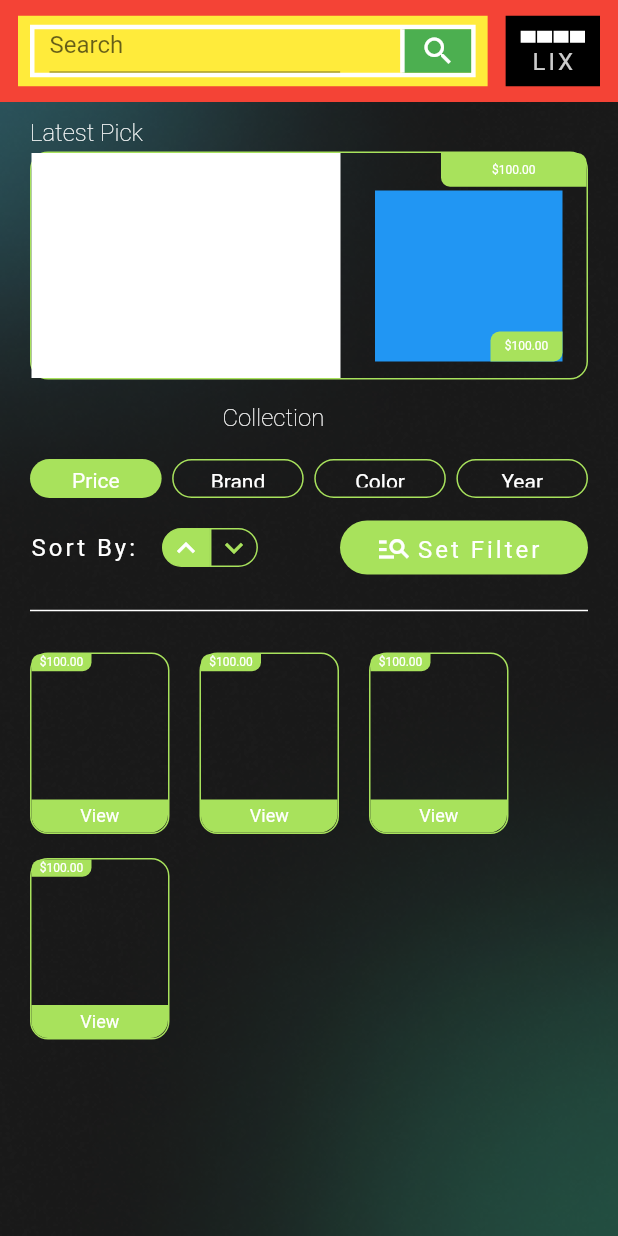
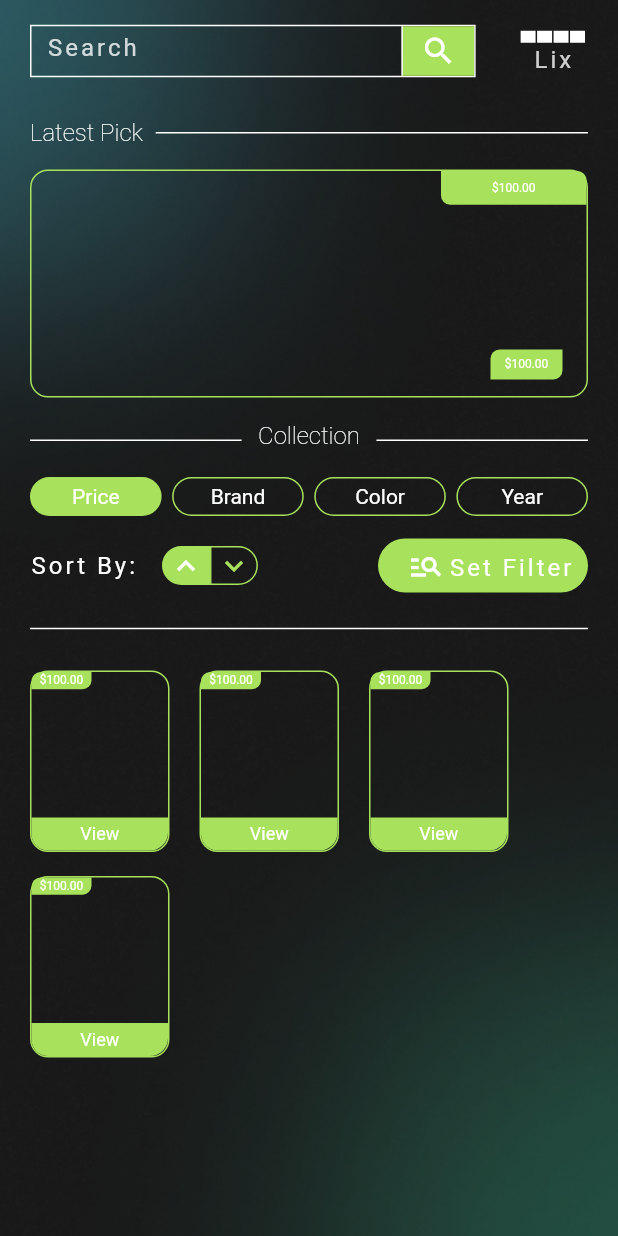
Before and after one commit to KustyBoo/EKIN, a Flutter app: the CollectionPage screen opened by its route, on a phone screen of 412 x 824 dp. Run offline on Flutter 3.47's test engine with Material 2 defaults, Android fonts, the phone set to English and light mode, and no system bars; our stand-ins replace introduction_screen; Roboto replaces fonts that are missing (Oddval, dity).

Commit message:
Memperbaiki home, collection page, dan bottom nav

```diff
--- a/lib/main.dart
+++ b/lib/main.dart
@@ -44,7 +44,7 @@ class MyApp extends StatelessWidget {
           "/HomePage":(context) => HomePage(),
           "/CollectionPage":(context) => CollectionPage(),
         },
-        initialRoute: "/SuccessPage", // inisialisasi rute
+        initialRoute: "/HomePage", // inisialisasi rute
       ),
     );
   }
--- a/lib/screens/Collection.dart
+++ b/lib/screens/Collection.dart
@@ -32,7 +32,6 @@ class _CollectionPageState extends State<CollectionPage> {
                 Container(
                   width: MediaQuery.of(context).size.width,
                   height: 68,
-                  color: Colors.red,
                   child: Row(
                     children: [
                       Expanded(
@@ -44,23 +43,32 @@ class _CollectionPageState extends State<CollectionPage> {
                             right: 12,
                           ),
                           height: 47,
-                          color: Colors.yellow,
                           child: Container(
                             margin: EdgeInsets.fromLTRB(8, 6, 8, 6),
                             height: 35,
                             decoration: BoxDecoration(
-                                border:
-                                    Border.all(color: Colors.white, width: 3)),
+                              border: Border.all(
+                                color: Colors.white,
+                                width: 1,
+                              ),
+                            ),
                             child: Row(
                               children: [
                                 Expanded(
                                   flex: 7,
                                   child: Container(
                                     child: Padding(
-                                      padding: const EdgeInsets.only(left: 10),
+                                      padding: EdgeInsets.only(left: 10),
                                       child: TextField(
+                                        style: Theme.of(context)
+                                            .textTheme
+                                            .labelMedium,
                                         decoration: InputDecoration(
+                                          border: InputBorder.none,
                                           hintText: "Search",
+                                          hintStyle: Theme.of(context)
+                                              .textTheme
+                                              .bodyMedium,
                                         ),
                                       ),
                                     ),
@@ -72,10 +80,10 @@ class _CollectionPageState extends State<CollectionPage> {
                                     margin: EdgeInsets.only(left: 40),
                                     height: 35,
                                     decoration: BoxDecoration(
-                                      color: Colors.green,
+                                      color: colorMode.primary,
                                       border: Border(
                                         left: BorderSide(
-                                            width: 3, color: Colors.white),
+                                            width: 1, color: Colors.white),
                                       ),
                                     ),
                                     child: Icon(
@@ -95,7 +103,6 @@ class _CollectionPageState extends State<CollectionPage> {
                           margin: EdgeInsets.only(right: 12),
                           padding: EdgeInsets.all(10),
                           height: 47,
-                          color: Colors.black,
                           child: Column(
                             children: [
                               Container(
@@ -142,11 +149,11 @@ class _CollectionPageState extends State<CollectionPage> {
                                 ),
                               ),
                               SizedBox(
-                                height: 3,
+                                height: 2,
                               ),
                               Container(
                                 child: Text(
-                                  "LIX",
+                                  "Lix",
                                   style: Theme.of(context).textTheme.bodyMedium,
                                 ),
                               )
@@ -180,15 +187,17 @@ class _CollectionPageState extends State<CollectionPage> {
                             SizedBox(
                               width: 8.5,
                             ),
-                            Divider(
-                              thickness: 1,
+                            Expanded(
+                              child: Container(
+                                height: 1,
                                 color: colorMode.onPrimary,
-                              height: 14,
-                              endIndent: 0,
-                              indent: 0,
-                            )
+                              ),
+                            ),
                           ],
                         ),
+                      ),
+                      SizedBox(
+                        height: 12,
                       ),
                       //container di bawah latest pick
                       Container(
@@ -240,7 +249,6 @@ class _CollectionPageState extends State<CollectionPage> {
                               child: Container(
                                 width: MediaQuery.of(context).size.width * 0.5,
                                 height: MediaQuery.of(context).size.height,
-                                color: Colors.white,
                               ),
                             ),
                             Positioned(
@@ -251,7 +259,6 @@ class _CollectionPageState extends State<CollectionPage> {
                               child: Container(
                                 width: 125,
                                 height: 109,
-                                color: Colors.blue,
                                 child: Stack(
                                   children: [
                                     Container(
@@ -294,14 +301,21 @@ class _CollectionPageState extends State<CollectionPage> {
                       ),
                       //container pemersatu collection dan garis kanan kirinya
                       Container(
+                        margin: EdgeInsets.only(
+                          left: 20,
+                          right: 20,
+                        ),
                         child: Row(
                           children: [
                             //container garis kiri
-                            Expanded(flex: 3, child: Container()),
+                            Expanded(
+                              child: Container(
+                                height: 1,
+                                color: colorMode.onPrimary,
+                              ),
+                            ),
                             //container Collection/tengah
-                            Expanded(
-                              flex: 3,
-                              child: Container(
+                            Container(
                               margin: EdgeInsets.only(
                                 right: 11,
                                 left: 11,
@@ -309,13 +323,16 @@ class _CollectionPageState extends State<CollectionPage> {
                               height: 25,
                               child: Text(
                                 "Collection",
-                                  style:
-                                      Theme.of(context).textTheme.displayLarge,
-                                ),
+                                style: Theme.of(context).textTheme.displayLarge,
                               ),
                             ),
                             //container garis kanan
-                            Expanded(flex: 3, child: Container()),
+                            Expanded(
+                              child: Container(
+                                height: 1,
+                                color: colorMode.onPrimary,
+                              ),
+                            ),
                           ],
                         ),
                       ),
@@ -335,15 +352,11 @@ class _CollectionPageState extends State<CollectionPage> {
                               flex: 2,
                               child: Container(
                                 alignment: Alignment.center,
-                                padding: EdgeInsets.only(
-                                  left: 20,
-                                  right: 20,
-                                  top: 6,
-                                  bottom: 6,
-                                ),
                                 height: 26,
                                 decoration: BoxDecoration(
                                   borderRadius: BorderRadius.circular(20),
+                                  border: Border.all(
+                                      color: colorMode.primary, width: 1),
                                   color: colorMode.primary,
                                 ),
                                 child: Text(
@@ -361,12 +374,6 @@ class _CollectionPageState extends State<CollectionPage> {
                               flex: 2,
                               child: Container(
                                 alignment: Alignment.center,
-                                padding: EdgeInsets.only(
-                                  left: 20,
-                                  right: 20,
-                                  top: 6,
-                                  bottom: 6,
-                                ),
                                 height: 26,
                                 decoration: BoxDecoration(
                                   borderRadius: BorderRadius.circular(20),
@@ -388,12 +395,6 @@ class _CollectionPageState extends State<CollectionPage> {
                               flex: 2,
                               child: Container(
                                 alignment: Alignment.center,
-                                padding: EdgeInsets.only(
-                                  left: 20,
-                                  right: 20,
-                                  top: 6,
-                                  bottom: 6,
-                                ),
                                 height: 26,
                                 decoration: BoxDecoration(
                                   borderRadius: BorderRadius.circular(20),
@@ -415,12 +416,6 @@ class _CollectionPageState extends State<CollectionPage> {
                               flex: 2,
                               child: Container(
                                 alignment: Alignment.center,
-                                padding: EdgeInsets.only(
-                                  left: 20,
-                                  right: 20,
-                                  top: 6,
-                                  bottom: 6,
-                                ),
                                 height: 26,
                                 decoration: BoxDecoration(
                                   borderRadius: BorderRadius.circular(20),
@@ -511,42 +506,33 @@ class _CollectionPageState extends State<CollectionPage> {
                                 ),
                               ),
                             ),
-                            Expanded(
-                              flex: 4,
-                              //container box set filter
-                              child: Container(
+                            Container(
                               alignment: Alignment.center,
                               padding: EdgeInsets.only(
-                                    left: 24,
-                                    right: 24,
+                                left: 20,
+                                right: 20,
                                 top: 6,
                                 bottom: 6,
                               ),
-                                  width: 127,
+                              width: 140,
                               height: 36,
                               decoration: BoxDecoration(
                                 color: colorMode.primary,
                                 borderRadius: BorderRadius.circular(20),
                               ),
-                                  child: Container(
-                                    alignment: Alignment.center,
                               child: Row(
                                 children: [
                                   Container(
-                                          width: 24,
-                                          height: 24,
                                     child: Icon(
                                       Icons.manage_search,
                                       color: colorMode.onPrimary,
                                     ),
                                   ),
-                                        SizedBox(
-                                          width: 3,
-                                        ),
                                   Padding(
-                                          padding: const EdgeInsets.only(
+                                    padding: EdgeInsets.only(
                                       top: 4,
                                       bottom: 4,
+                                      left: 3,
                                     ),
                                     child: Text(
                                       "Set Filter",
@@ -559,7 +545,6 @@ class _CollectionPageState extends State<CollectionPage> {
                                   ),
                                 ],
                               ),
-                                  )),
                             ),
                           ],
                         ),
@@ -583,9 +568,7 @@ class _CollectionPageState extends State<CollectionPage> {
                       ),
                       //pemersatu kotak kotak sepatu di bawah garis putih
                       Container(
-                        margin: EdgeInsets.only(
-                          left: 20,
-                          right: 20),
+                        margin: EdgeInsets.only(left: 20, right: 20),
                         child: Wrap(
                           spacing: 20,
                           runSpacing: 16,
@@ -833,6 +816,9 @@ class _CollectionPageState extends State<CollectionPage> {
                           ],
                         ),
                       ),
+                      SizedBox(
+                        height: 100,
+                      ),
                     ],
                   ),
                 ),
```
Also changed, not shown: lib/screens/Home.dart (+45 -36 lines), lib/widgets/bottom_nav_bar.dart (added, +10 -0 lines). Lines whose indentation alone changed are shown as unchanged.
